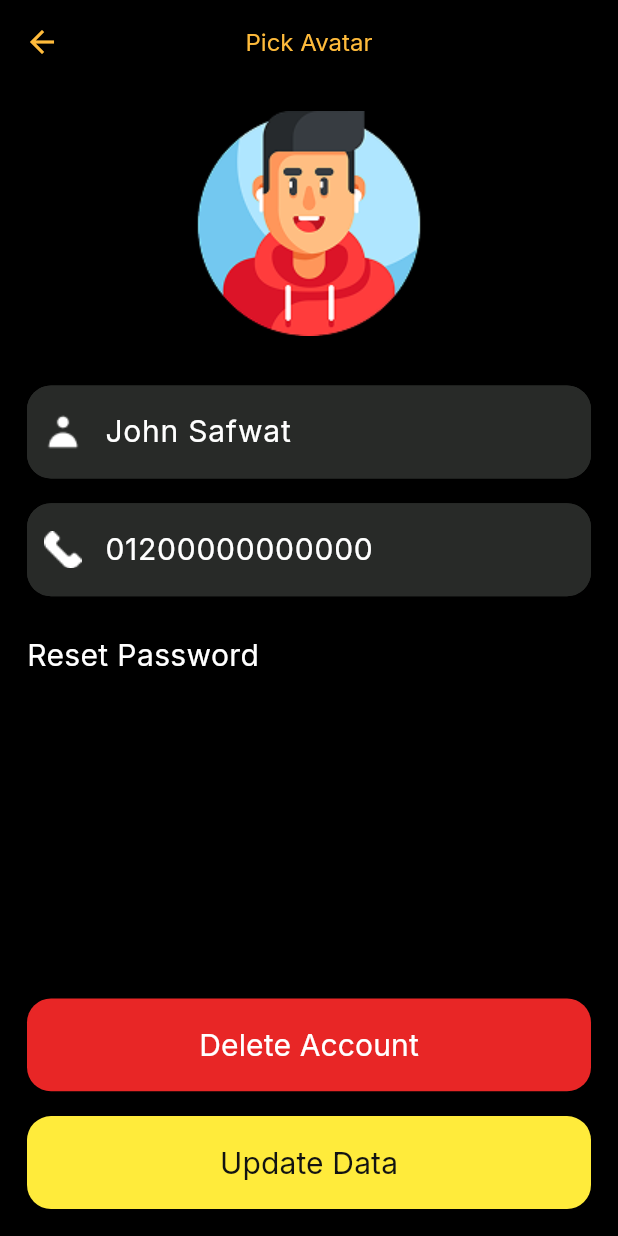
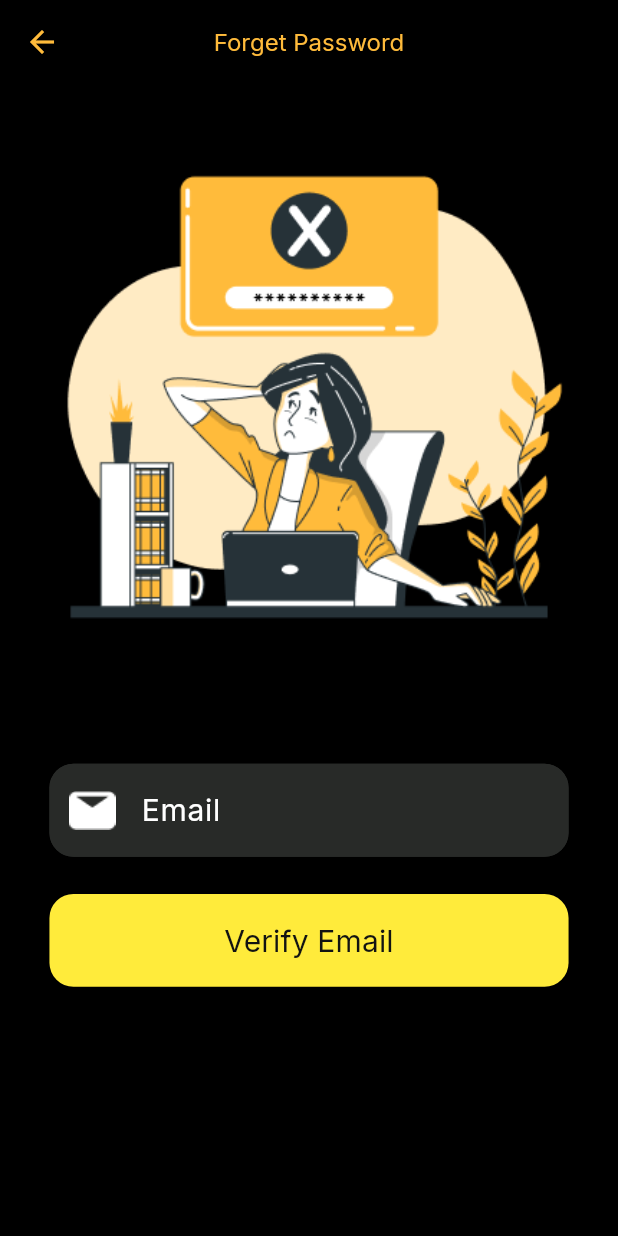
Before and after one commit to AbdelrhmanH295/movie_app, a Flutter app: the screen it shows after launch, on a phone screen of 412 x 824 dp. Run offline on Flutter 3.47's test engine with Material 3 defaults, Android fonts, the phone set to English and light mode, and no system bars; our stand-ins replace google_fonts.

Commit message:
forget password page

```diff
--- a/lib/main.dart
+++ b/lib/main.dart
@@ -1,4 +1,5 @@
 import 'package:flutter/material.dart';
+import 'package:movie_app/screens/forget_password.dart';
 import 'package:movie_app/screens/profile_update_screen.dart';
 
 void main() {
@@ -14,7 +15,7 @@ class MyApp extends StatelessWidget {
     return MaterialApp(
       debugShowCheckedModeBanner: false,
       title: 'Flutter Demo',
-      home: ProfileUpdateScreen(),
+      home: ForgetPassword(),
     );
   }
 }
--- /dev/null
+++ b/lib/screens/forget_password.dart
@@ -0,0 +1,89 @@
+import 'package:flutter/material.dart';
+import 'package:movie_app/custom_widgets/custom_bottom_sheet.dart';
+import 'package:movie_app/custom_widgets/custom_elevated_button.dart';
+import 'package:movie_app/custom_widgets/custom_text_form_field.dart';
+import 'package:movie_app/utils/app_assets.dart';
+import 'package:movie_app/utils/app_colors.dart';
+import 'package:movie_app/utils/app_styles.dart';
+
+class ForgetPassword extends StatelessWidget {
+  const ForgetPassword({super.key});
+
+  @override
+  Widget build(BuildContext context) {
+     var height = MediaQuery.of(context).size.height;
+    var width = MediaQuery.of(context).size.width;
+    return Scaffold(
+       backgroundColor: Colors.black,
+      appBar: AppBar(
+        centerTitle: true,
+        backgroundColor: AppColors.transparentColor,
+        leading: Icon(
+          Icons.arrow_back,
+          color: AppColors.yellowColor,
+        ),
+        title: Text(
+          'Forget Password',
+          style: AppStyles.regular16Yellow,
+        ),
+      ),
+      body: SingleChildScrollView(
+        child: Column(
+           crossAxisAlignment: CrossAxisAlignment.stretch,
+            children: [
+              Container(
+                alignment: Alignment.center,
+                // color: AppColors.redColor,
+                child: Image.asset(
+                  AppAssets.forgotPasswordImage,
+                  alignment: Alignment.center,
+                ),
+              ),
+               SizedBox(height: height * 0.04),
+                Padding(
+                  padding:   EdgeInsets.symmetric(vertical: width*0.02,
+                  horizontal: height*0.04
+                  ),
+                  child: Container(
+                  decoration: BoxDecoration(
+                      color: AppColors.darkGreyColor,
+                      borderRadius: BorderRadius.circular(16)),
+                  child:  CustomTextFormField(
+                    prefixIcon: Image.asset(AppAssets.emailIcon),
+                    hintText: 'Email',
+                    hintStyle: AppStyles.regular20White,
+                    colorBorderSide: AppColors.darkGreyColor,
+                  ),
+                              ),
+                ),
+              Padding(
+                padding:   EdgeInsets.symmetric(vertical: width*0.04,
+                horizontal: height*0.04
+                ),
+                child: CustomElevatedButton(
+                  onPressed: () {
+                    // todo : change avatar profile
+
+                     showModalBottomSheet(
+
+                      backgroundColor:Colors.black,
+                      context: context,
+                      builder: (context) {
+                        return Container(
+
+                          child: CustomBottomSheet());
+                      },
+                    );
+
+                  },
+                  text: 'Verify Email',
+                  textStyle: AppStyles.regular20Black,
+                ),
+              ),
+              SizedBox(height: height * 0.04),
+          ],
+        ),
+      ),
+    );
+  }
+}
```
Also changed, not shown: assets/images/3.0x/Forgot password-bro 1@3x.png (added), assets/images/forgot_password_image.png, pubspec.lock.
